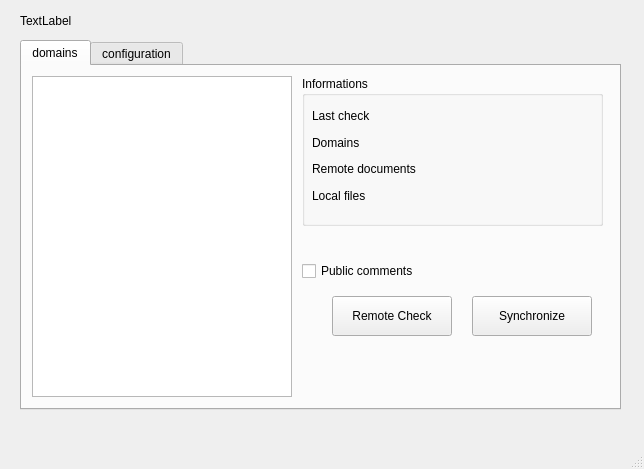
This is ui/ihesync_app.ui in flrt/ihe-tf-sync as Qt 5 draws it before an edit. The edited form follows.
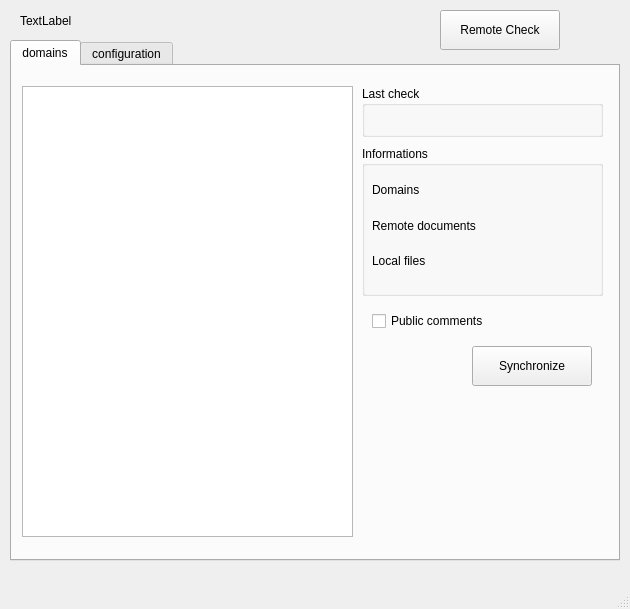
This is the edited form.

```diff
--- a/ui/ihesync_app.ui
+++ b/ui/ihesync_app.ui
@@ -6,8 +6,8 @@
    <rect>
     <x>0</x>
     <y>0</y>
-    <width>644</width>
-    <height>469</height>
+    <width>630</width>
+    <height>609</height>
    </rect>
   </property>
   <property name="windowTitle">
@@ -17,10 +17,10 @@
    <widget class="QTabWidget" name="tabWidget">
     <property name="geometry">
      <rect>
-      <x>20</x>
+      <x>10</x>
       <y>40</y>
-      <width>601</width>
-      <height>370</height>
+      <width>610</width>
+      <height>521</height>
      </rect>
     </property>
     <property name="currentIndex">
@@ -30,24 +30,11 @@
      <attribute name="title">
       <string>domains</string>
      </attribute>
-     <widget class="QListView" name="domainsView">
-      <property name="geometry">
-       <rect>
-        <x>10</x>
-        <y>10</y>
-        <width>260</width>
-        <height>321</height>
-       </rect>
-      </property>
-      <property name="modelColumn">
-       <number>0</number>
-      </property>
-     </widget>
      <widget class="QCheckBox" name="checkComments">
       <property name="geometry">
        <rect>
-        <x>280</x>
-        <y>190</y>
+        <x>360</x>
+        <y>240</y>
         <width>210</width>
         <height>30</height>
        </rect>
@@ -59,9 +46,9 @@
      <widget class="QGroupBox" name="groupBox">
       <property name="geometry">
        <rect>
-        <x>280</x>
-        <y>10</y>
-        <width>301</width>
+        <x>350</x>
+        <y>80</y>
+        <width>241</width>
         <height>150</height>
        </rect>
       </property>
@@ -73,7 +60,7 @@
         <rect>
          <x>10</x>
          <y>29</y>
-         <width>281</width>
+         <width>221</width>
          <height>101</height>
         </rect>
        </property>
@@ -81,57 +68,43 @@
         <property name="sizeConstraint">
          <enum>QLayout::SetNoConstraint</enum>
         </property>
-        <item row="1" column="1">
-         <widget class="QLabel" name="labelDomainCountValue">
-          <property name="text">
-           <string/>
-          </property>
-         </widget>
-        </item>
         <item row="1" column="0">
-         <widget class="QLabel" name="labelDomainCount">
-          <property name="text">
-           <string>Domains</string>
-          </property>
-         </widget>
-        </item>
-        <item row="2" column="0">
          <widget class="QLabel" name="labelDocumentCount">
           <property name="text">
            <string>Remote documents</string>
           </property>
          </widget>
         </item>
-        <item row="3" column="1">
-         <widget class="QLabel" name="labelLocalFilesCountValue">
+        <item row="0" column="1">
+         <widget class="QLabel" name="labelDomainCountValue">
           <property name="text">
            <string/>
           </property>
          </widget>
         </item>
-        <item row="3" column="0">
+        <item row="2" column="0">
          <widget class="QLabel" name="labelLocalFilesCount">
           <property name="text">
            <string>Local files</string>
           </property>
          </widget>
         </item>
-        <item row="2" column="1">
-         <widget class="QLabel" name="labelDocumentCountValue">
-          <property name="text">
-           <string/>
-          </property>
-         </widget>
-        </item>
         <item row="0" column="0">
-         <widget class="QLabel" name="labelLastCheck">
+         <widget class="QLabel" name="labelDomainCount">
           <property name="text">
-           <string>Last check</string>
+           <string>Domains</string>
           </property>
          </widget>
         </item>
-        <item row="0" column="1">
-         <widget class="QLabel" name="labelLastCheckDate">
+        <item row="1" column="1">
+         <widget class="QLabel" name="labelDocumentCountValue">
+          <property name="text">
+           <string/>
+          </property>
+         </widget>
+        </item>
+        <item row="2" column="1">
+         <widget class="QLabel" name="labelLocalFilesCountValue">
           <property name="text">
            <string/>
           </property>
@@ -143,8 +116,8 @@
      <widget class="QPushButton" name="syncButton">
       <property name="geometry">
        <rect>
-        <x>450</x>
-        <y>230</y>
+        <x>460</x>
+        <y>280</y>
         <width>120</width>
         <height>40</height>
        </rect>
@@ -153,18 +126,41 @@
        <string>Synchronize</string>
       </property>
      </widget>
-     <widget class="QPushButton" name="remoteCheckButton">
+     <widget class="QTableView" name="tableView">
       <property name="geometry">
        <rect>
-        <x>310</x>
-        <y>230</y>
-        <width>120</width>
-        <height>40</height>
+        <x>10</x>
+        <y>20</y>
+        <width>331</width>
+        <height>451</height>
        </rect>
       </property>
-      <property name="text">
-       <string>Remote Check</string>
+     </widget>
+     <widget class="QGroupBox" name="groupBox_2">
+      <property name="geometry">
+       <rect>
+        <x>350</x>
+        <y>20</y>
+        <width>241</width>
+        <height>51</height>
+       </rect>
       </property>
+      <property name="title">
+       <string>Last check</string>
+      </property>
+      <widget class="QLabel" name="labelLastCheckDate">
+       <property name="geometry">
+        <rect>
+         <x>10</x>
+         <y>25</y>
+         <width>221</width>
+         <height>20</height>
+        </rect>
+       </property>
+       <property name="text">
+        <string/>
+       </property>
+      </widget>
      </widget>
     </widget>
     <widget class="QWidget" name="tabConf">
@@ -271,6 +267,19 @@
      <string>TextLabel</string>
     </property>
    </widget>
+   <widget class="QPushButton" name="remoteCheckButton">
+    <property name="geometry">
+     <rect>
+      <x>440</x>
+      <y>10</y>
+      <width>120</width>
+      <height>40</height>
+     </rect>
+    </property>
+    <property name="text">
+     <string>Remote Check</string>
+    </property>
+   </widget>
   </widget>
   <widget class="QMenuBar" name="menubar">
    <property name="geometry">
```
Left out of the diff: 2 changed lines with no effect on the pictures.
